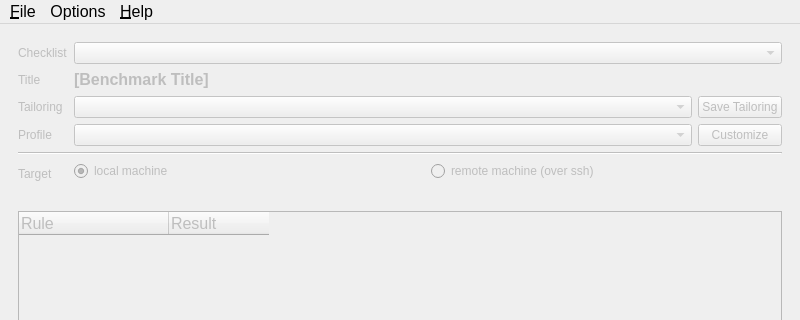
Above: ui/MainWindow.ui from OpenSCAP/scap-workbench before the change; both pictures show x 0 to 800 and y 0 to 320 of the 800 by 650 pixel window. Below: the same form after it.
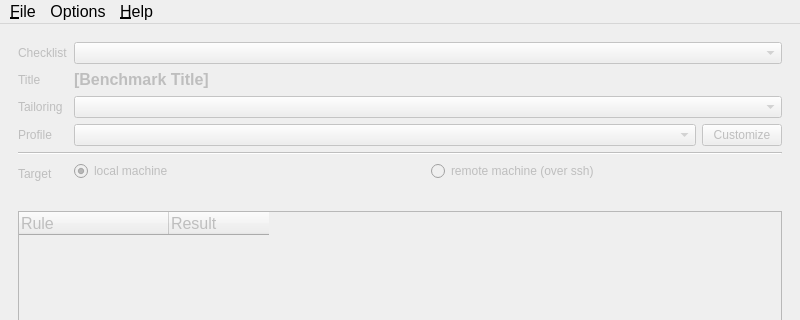
That is the form after the change. Custom widgets are drawn as their Qt base class.

Commit message: Save Tailoring moved to File menu and renamed to Save Customization

Patch:
```diff
--- a/ui/MainWindow.ui
+++ b/ui/MainWindow.ui
@@ -75,16 +75,6 @@
          </layout>
         </widget>
        </item>
-       <item row="5" column="2">
-        <widget class="QPushButton" name="saveTailoringButton">
-         <property name="text">
-          <string>Save Tailoring</string>
-         </property>
-         <property name="shortcut">
-          <string/>
-         </property>
-        </widget>
-       </item>
        <item row="7" column="0" colspan="3">
         <widget class="Line" name="line_2">
          <property name="orientation">
@@ -139,9 +129,6 @@
        <item row="6" column="1">
         <widget class="QComboBox" name="profileComboBox"/>
        </item>
-       <item row="5" column="1">
-        <widget class="QComboBox" name="tailoringFileComboBox"/>
-       </item>
        <item row="3" column="1" colspan="2">
         <widget class="QLabel" name="titleLabel">
          <property name="sizePolicy">
@@ -182,6 +169,9 @@
          </property>
         </spacer>
        </item>
+       <item row="5" column="1" colspan="2">
+        <widget class="QComboBox" name="tailoringFileComboBox"/>
+       </item>
       </layout>
      </widget>
     </item>
```
Left out of the diff: 16 changed lines with no effect on the pictures. The commit also changes 2 other files.
